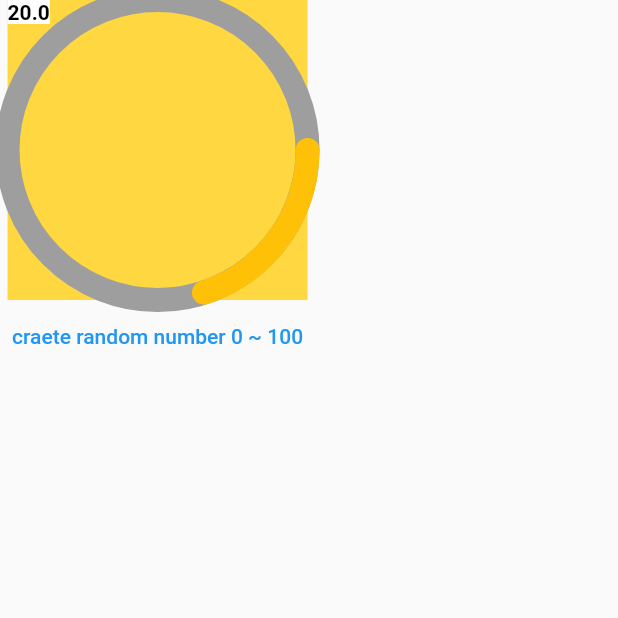
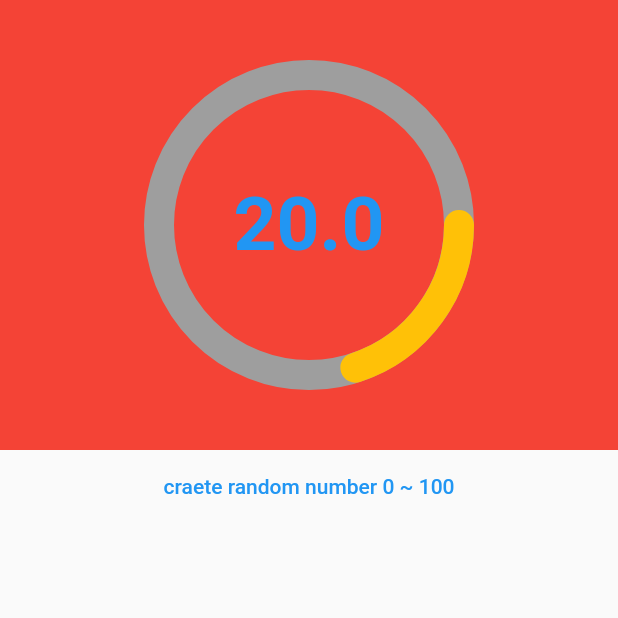
Before and after one commit to sejun2/circular_progress_bar, a Flutter app: the screen it shows after launch, after a tap on "craete random number 0 ~ 100", on a phone screen of 412 x 824 dp, the top half of it. Run offline on Flutter 3.47's test engine with Material 2 defaults, Android fonts, the phone set to English and light mode, and no system bars.

Commit message:
Feature: Percentage text and it\'s visibility worked.

```diff
--- a/example/lib/main.dart
+++ b/example/lib/main.dart
@@ -43,8 +43,9 @@ class _MyAppState extends State<MyApp> with SingleTickerProviderStateMixin {
           crossAxisAlignment: CrossAxisAlignment.center,
           children: [
             CircularProgressBar(
-              width: 200,
-              height: 200,
+              textStyle: const TextStyle(fontWeight: FontWeight.bold, color: Colors.blue, fontSize: 50),
+              width: 1000,
+              height: 300,
               duration: const Duration(milliseconds: 300),
               curve: Curves.elasticInOut,
               radius: 100,
--- a/lib/circular_progress_bar.dart
+++ b/lib/circular_progress_bar.dart
@@ -5,12 +5,16 @@ class CircularProgressBar extends StatefulWidget {
   /**
    * ### width and height must bigger than radius * 2. ###
    */
-  CircularProgressBar({
+  const CircularProgressBar({
     Key? key,
     required this.width,
     required this.height,
+    this.textStyle = const TextStyle(
+        color: Colors.black, fontSize: 26, fontWeight: FontWeight.bold),
     this.percentageVisibility = true,
     this.duration = const Duration(milliseconds: 700),
+    this.strokeCap = StrokeCap.round,
+    this.strokeWidth = 20,
     this.curve = Curves.linear,
     required this.radius,
     required this.percentage,
@@ -25,6 +29,9 @@ class CircularProgressBar extends StatefulWidget {
   final bool percentageVisibility;
   final double width;
   final double height;
+  final StrokeCap strokeCap;
+  final double strokeWidth;
+  final TextStyle textStyle;
 
   @override
   State<StatefulWidget> createState() {
@@ -68,29 +75,39 @@ class _CircularProgressBarState extends State<CircularProgressBar>
     return AnimatedBuilder(
         animation: _animation,
         builder: (context, child) {
-          return Stack(children: [
-            Container(
+          return Container(
+            color: Colors.red,
             width: widget.width,
             height: widget.height,
-              color: Colors.amberAccent,
+            child: Stack(
+              children: [
+                Positioned(
+                  top: 0,
+                  bottom: 0,
+                  left: 0,
+                  right: 0,
                   child: CustomPaint(
                     painter: CircularProgressBarPainter(
-                    strokeWidth: 16,
+                        strokeCap: widget.strokeCap,
+                        strokeWidth: widget.strokeWidth,
                         radius: widget.radius,
                         color: widget.color,
                         percentage: _animationController.value),
                   ),
                 ),
-            widget.percentageVisibility == true
-                ? Text(
+                widget.percentageVisibility
+                    ? Positioned.fill(
+                        child: Align(
+                        alignment: Alignment.center,
+                        child: Text(
                           widget.percentage.toString(),
-                    style: const TextStyle(
-                        color: Colors.black,
-                        fontWeight: FontWeight.bold,
-                        backgroundColor: Colors.white),
-                  )
-                : const SizedBox(),
-          ]);
+                          style: widget.textStyle,
+                        ),
+                      ))
+                    : const SizedBox()
+              ],
+            ),
+          );
         });
   }
 }
--- a/lib/circular_progress_bar_painter.dart
+++ b/lib/circular_progress_bar_painter.dart
@@ -6,9 +6,11 @@ class CircularProgressBarPainter extends CustomPainter {
   final Color color;
   final double percentage; //progress 진척도
   double strokeWidth;
+  StrokeCap strokeCap;
 
   CircularProgressBarPainter(
       {this.strokeWidth = 20,
+      this.strokeCap = StrokeCap.round,
       required this.radius,
       required this.color,
       required this.percentage});
@@ -29,7 +31,7 @@ class CircularProgressBarPainter extends CustomPainter {
     Paint greyCirclePaint = Paint();
     greyCirclePaint.color = Colors.grey;
     greyCirclePaint.style = PaintingStyle.stroke;
-    greyCirclePaint.strokeCap = StrokeCap.round;
+    greyCirclePaint.strokeCap = strokeCap;
     greyCirclePaint.strokeWidth = strokeWidth;
 
     //setColoredCirclePaint
@@ -37,7 +39,7 @@ class CircularProgressBarPainter extends CustomPainter {
     coloredCirclePaint.strokeWidth = strokeWidth;
     coloredCirclePaint.color = color;
     coloredCirclePaint.style = PaintingStyle.stroke;
-    coloredCirclePaint.strokeCap = StrokeCap.round;
+    coloredCirclePaint.strokeCap = strokeCap;
 
     //draw greyCirclePath
     greyCirclePath.addArc(
```
Lines whose indentation alone changed are shown as unchanged.
